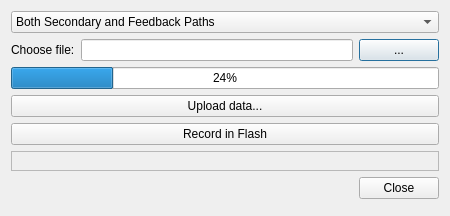
Above: uifiles/UploadDialog.ui from eduardobatista/ActVibSoftware before the change. Below: the same form after it.
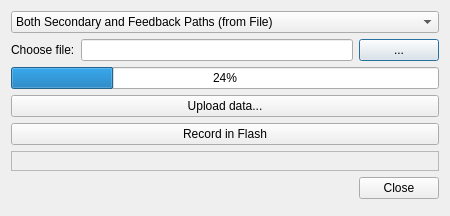
That is the form after the change.

Commit message: Path modeling added to software. Several other improvements as well.

```diff
--- a/uifiles/UploadDialog.ui
+++ b/uifiles/UploadDialog.ui
@@ -96,7 +96,7 @@
     <widget class="QComboBox" name="comboTipo">
      <item>
       <property name="text">
-       <string>Both Secondary and Feedback Paths</string>
+       <string>Both Secondary and Feedback Paths (from File)</string>
       </property>
      </item>
      <item>
```
Left out of the diff: 9 changed lines with no effect on the pictures. The commit also changes 12 other files.
